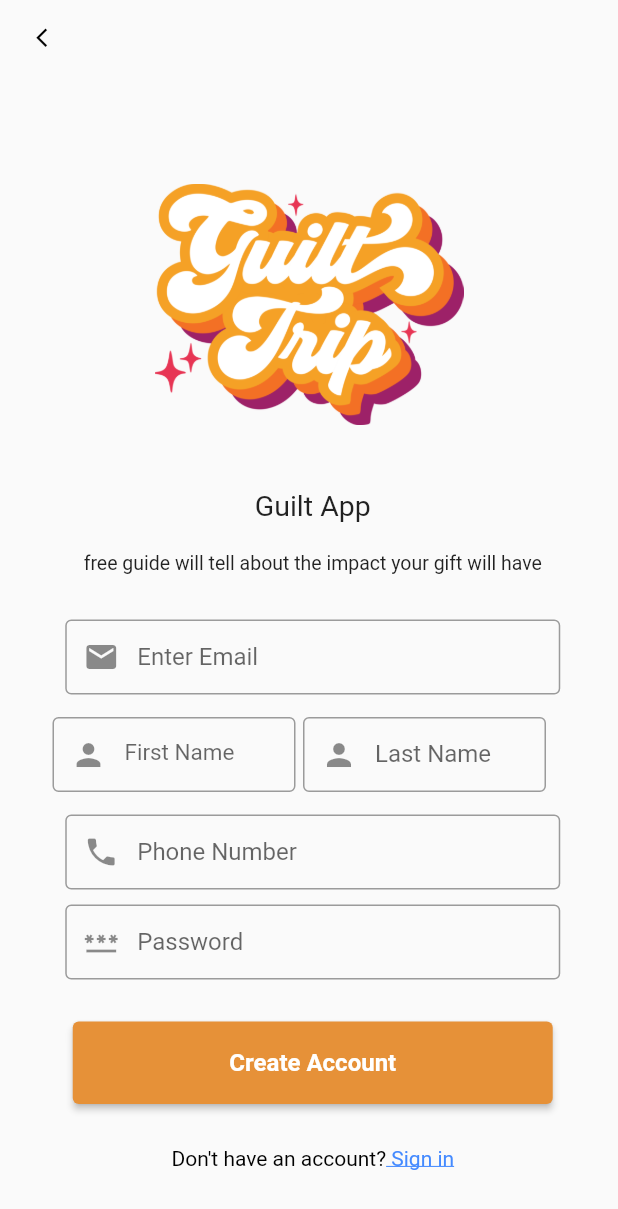
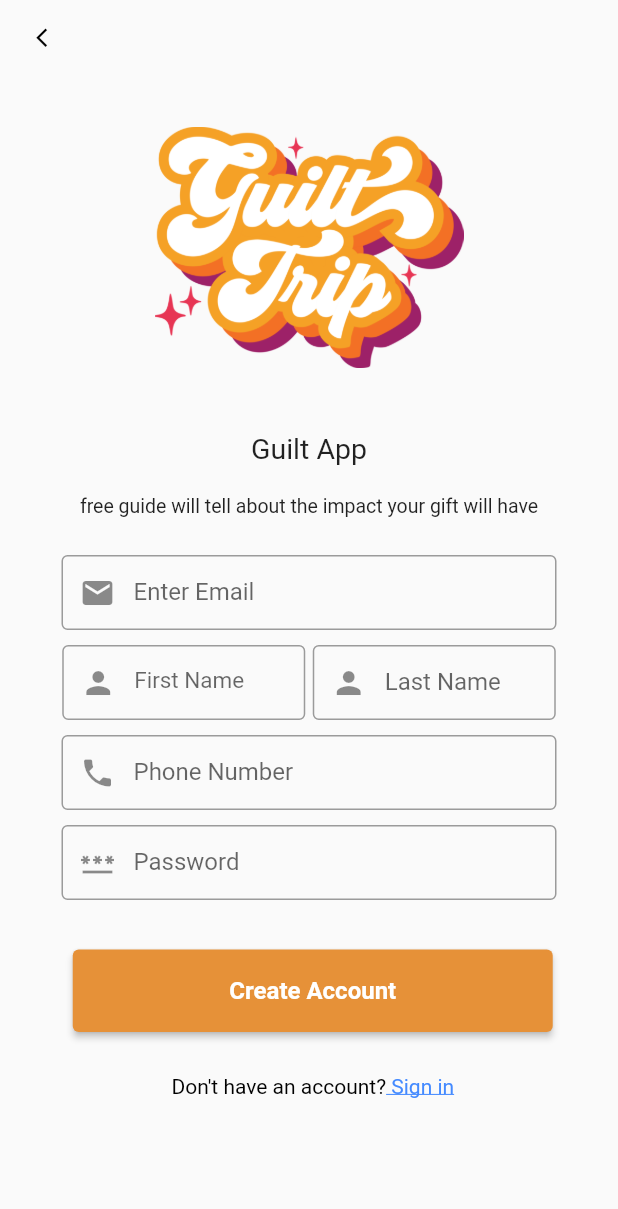
Before and after one commit to Abhishek617/gilt_app, a Flutter app: the SignUp screen opened by its route, on a phone screen of 412 x 824 dp. Shown: the top 1209 px of the screen. Run offline on Flutter 3.47's test engine with Material 2 defaults, Android fonts, the phone set to English and light mode, and no system bars; our stand-ins replace another_flushbar, dio, flutter_mobx, flutter_otp_text_field, get_it, introduction_screen and 4 more; missing offline and left inert: material_dialog, shared_preferences_web, xxtea; accounts and stored records are empty; generated files the repository leaves out were written again; Roboto replaces fonts that are missing (SF-Mono).

Commit message:
SignUp change in Row

```diff
--- a/lib/ui/login/login.dart
+++ b/lib/ui/login/login.dart
@@ -72,7 +72,7 @@ class _LoginState extends State<Login> {
                       decoration: const InputDecoration(
                         prefixIcon: Icon(Icons.mail),
                         border: OutlineInputBorder(),
-                        labelText: '   Enter Mail',
+                        labelText: 'Enter Mail',
                       ),
                     ),
                   ),
--- a/lib/ui/signUp/signUp.dart
+++ b/lib/ui/signUp/signUp.dart
@@ -1,5 +1,7 @@
+import 'package:flutter/cupertino.dart';
 import 'package:flutter/gestures.dart';
 import 'package:flutter/material.dart';
+import 'package:guilt_app/constants/dimens.dart';
 import 'package:guilt_app/utils/routes/routes.dart';
 import 'package:guilt_app/widgets/app_logo.dart';
 
@@ -34,36 +36,37 @@ class _SignUpState extends State<SignUp> {
       ),
       body: SingleChildScrollView(
         child: Center(
+          child: Padding(
+            padding: const EdgeInsets.symmetric(horizontal: Dimens.horizontal_padding, vertical: Dimens.vertical_padding),
             child: Column(
               children: [
-              Padding(
-                padding: const EdgeInsets.only(top: 50),
-                child: AppLogoWidget(
+                AppLogoWidget(
                   width: 140.0,
                   height: 140.0,
                 ),
+                SizedBox(
+                  height: 20,
                 ),
-              Padding(
-                padding: const EdgeInsets.only(left: 5, top: 20),
-                child: Text(
+                Text(
                   'Guilt App',
                   style: TextStyle(
                     fontSize: 19.0,
                   ),
                 ),
+                SizedBox(
+                  height: 20,
                 ),
-              Padding(
-                padding: const EdgeInsets.only(left: 5, top: 20),
-                child: Text(
+                Text(
                   'free guide will tell about the impact your gift will have',
                   style: TextStyle(
                     fontSize: 13.0,
                   ),
                 ),
+                SizedBox(
+                  height: 20,
                 ),
-              Padding(
-                padding: const EdgeInsets.only(left: 5, top: 30),
-                child: Container(
+                Container(
+                  margin: EdgeInsets.symmetric(vertical: 5),
                   height: 50,
                   width: 330,
                   child: TextField(
@@ -75,12 +78,11 @@ class _SignUpState extends State<SignUp> {
                     ),
                   ),
                 ),
-              ),
                 Row(
+                  mainAxisAlignment: MainAxisAlignment.center,
                   children: [
-                  Padding(
-                    padding: const EdgeInsets.only(left: 35.0, top: 15),
-                    child: Container(
+                    Container(
+                      margin: EdgeInsets.symmetric(vertical: 5),
                       height: 50,
                       width: 162,
                       child: TextField(
@@ -92,10 +94,12 @@ class _SignUpState extends State<SignUp> {
                         ),
                       ),
                     ),
+                    SizedBox(
+                      width: 5,
                     ),
-                  Padding(
-                    padding: const EdgeInsets.only(left: 5, top: 15),
-                    child: Container(
+
+                    Container(
+                      margin: EdgeInsets.symmetric(vertical: 5),
                       height: 50,
                       width: 162,
                       child: TextField(
@@ -108,12 +112,10 @@ class _SignUpState extends State<SignUp> {
                         ),
                       ),
                     ),
-                  ),
                   ],
                 ),
-              Padding(
-                padding: const EdgeInsets.only(left: 5, top: 15),
-                child: Container(
+                Container(
+                  margin: EdgeInsets.symmetric(vertical: 5),
                   height: 50,
                   width: 330,
                   child: TextField(
@@ -125,10 +127,8 @@ class _SignUpState extends State<SignUp> {
                     ),
                   ),
                 ),
-              ),
-              Padding(
-                padding: const EdgeInsets.only(left: 5, top: 10),
-                child: Container(
+                Container(
+                  margin: EdgeInsets.symmetric(vertical: 5),
                   height: 50,
                   width: 330,
                   child: TextField(
@@ -162,7 +162,6 @@ class _SignUpState extends State<SignUp> {
                               ),
                             ))
                       //eye icon if passenable = true, else, Icon is ***__
-                    ),
                     ),
                   ),
                 ),
@@ -201,6 +200,7 @@ class _SignUpState extends State<SignUp> {
             ),
           ),
         ),
+      ),
     );
   }
 }
```
Lines whose indentation alone changed are shown as unchanged.
